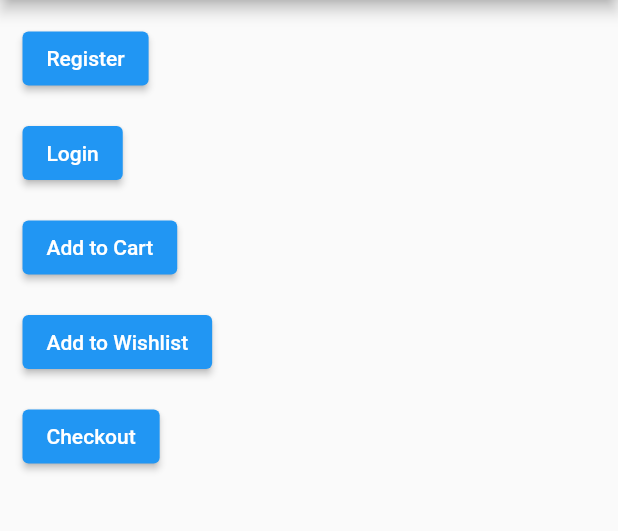
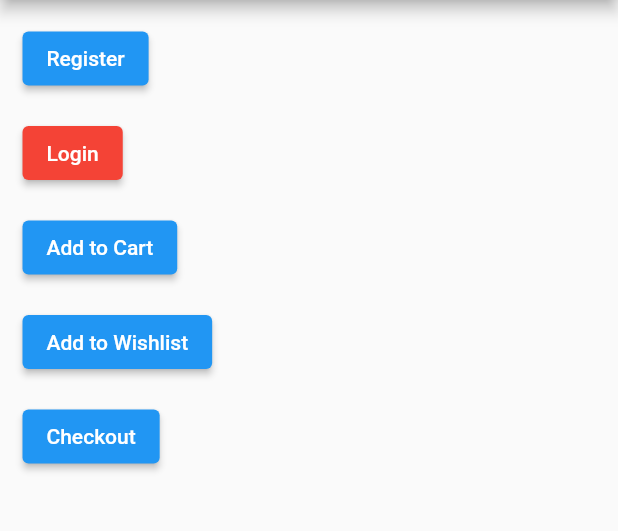
Before and after one commit to payare35/MyEcommerceApp, a Flutter app: the screen it shows after launch, on a phone screen of 412 x 824 dp, the part 84-615 px from its top. Run offline on Flutter 3.47's test engine with Material 2 defaults, Android fonts, the phone set to English and light mode, and no system bars.

Commit message:
Changes completed successfully

```diff
--- a/lib/main.dart
+++ b/lib/main.dart
@@ -43,7 +43,9 @@ class _HomePageState extends State<HomePage> {
           ),
           Container(
             margin: EdgeInsets.only(left: 15, bottom: 15),
-            child: ElevatedButton(
+            child: ElevatedButton(style: ButtonStyle(
+              backgroundColor: MaterialStateProperty.all(Colors.red)
+            ),
                 onPressed: () {
                   print("I am login");
                 },
```
